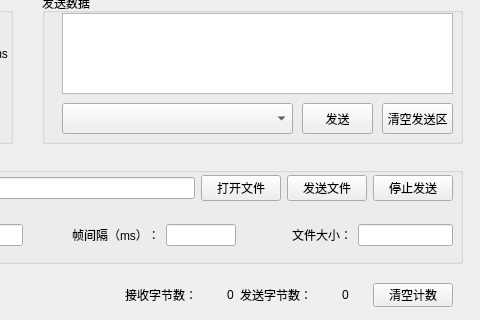
Before: the Qt Designer form widget.ui in zoufudun/SerialPort, drawn with Qt 5; both pictures show x 168 to 648 and y 377 to 697 of the 648 by 697 pixel window.
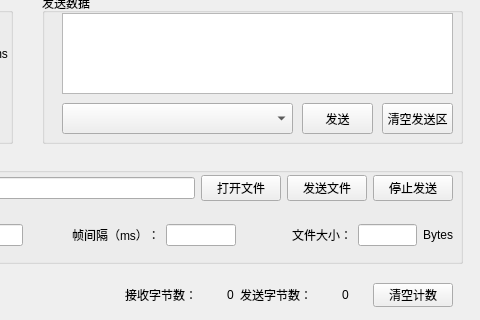
After: the same form once the commit is applied. Icons and pictures are not drawn.

Commit message: 完善了文件按包和间隔发送，解决大文件发送被裁减的bug

```diff
--- a/widget.ui
+++ b/widget.ui
@@ -852,7 +852,7 @@
     </property>
     <layout class="QHBoxLayout" name="horizontalLayout_13">
      <item>
-      <widget class="QLabel" name="label_12">
+      <widget class="QLabel" name="label_13">
        <property name="text">
         <string>文件大小：</string>
        </property>
@@ -861,9 +861,16 @@
      <item>
       <widget class="QLineEdit" name="lineEditFileSize"/>
      </item>
+     <item>
+      <widget class="QLabel" name="label_12">
+       <property name="text">
+        <string>Bytes</string>
+       </property>
+      </widget>
+     </item>
     </layout>
    </widget>
-   <widget class="QWidget" name="">
+   <widget class="QWidget" name="layoutWidget">
     <property name="geometry">
      <rect>
       <x>10</x>
@@ -885,7 +892,7 @@
      </item>
     </layout>
    </widget>
-   <widget class="QWidget" name="">
+   <widget class="QWidget" name="layoutWidget">
     <property name="geometry">
      <rect>
       <x>230</x>
```
The commit also changes 1 other file.
